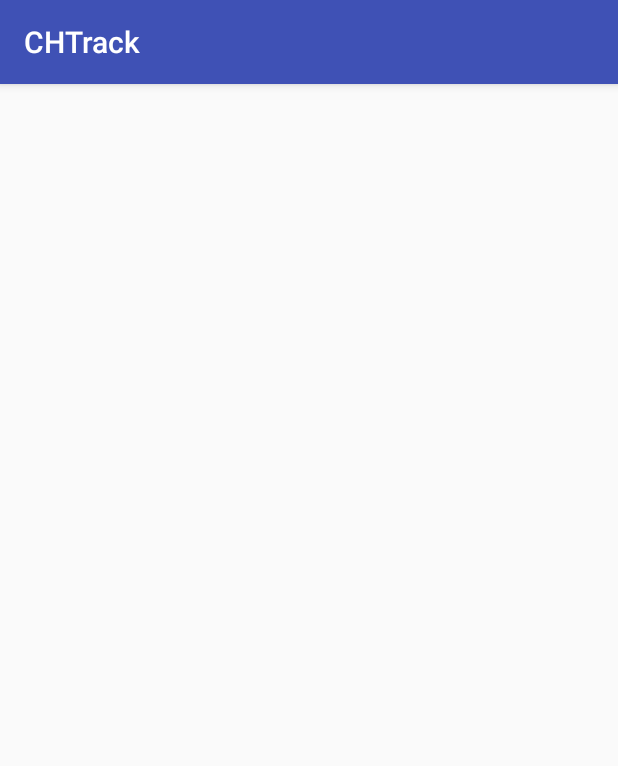
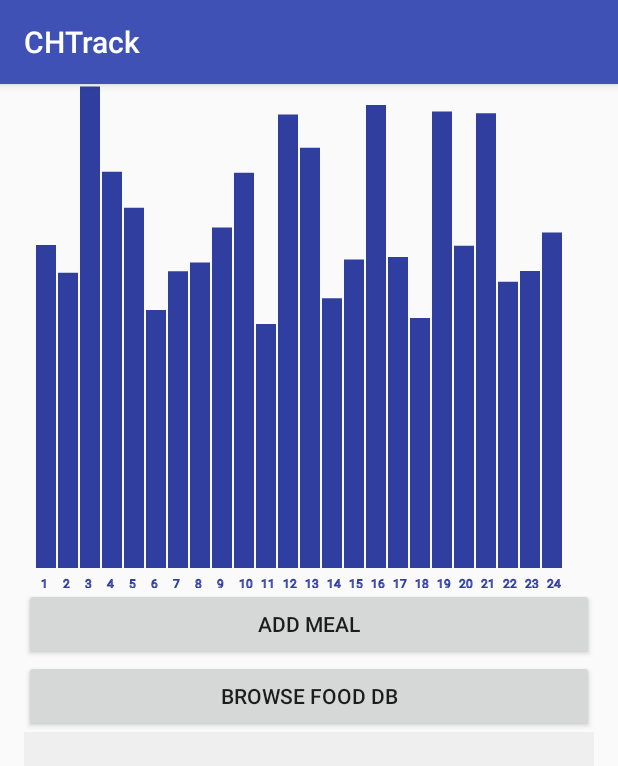
Before and after one commit to aowczarek/CHTrack, an Android app: the screen it shows after launch (MainActivity), on a phone screen of 412 x 824 dp. Shown: the top 766 px of the screen. Run offline under Robolectric (Android 15) with nearby library versions, the phone set to English and light mode, and no system bars; 1 statement that could not run was skipped.

Commit message:
minor changes

```diff
--- a/app/src/main/java/com/example/kilgore/chtrack/MainActivity.java
+++ b/app/src/main/java/com/example/kilgore/chtrack/MainActivity.java
@@ -47,11 +47,11 @@ public class MainActivity extends AppCompatActivity {
 
         while ( !cursor.isAfterLast()){
 
-            long id = cursor.getLong(0);
+            int id = cursor.getInt(0);
             String name = cursor.getString(cursor.getColumnIndex("name"));
             String carb = cursor.getString(cursor.getColumnIndex("carb"));
 
-            items.add(new Food(name, Float.parseFloat(carb)));
+            items.add(new Food(id, name, Float.parseFloat(carb)));
 
             cursor.moveToNext();
         }
--- /dev/null
+++ b/app/src/main/res/layout/activity_main.xml
@@ -0,0 +1,42 @@
+<?xml version="1.0" encoding="utf-8"?>
+<LinearLayout xmlns:android="http://schemas.android.com/apk/res/android"
+    xmlns:app="http://schemas.android.com/apk/res-auto"
+    xmlns:tools="http://schemas.android.com/tools"
+    android:layout_width="match_parent"
+    android:layout_height="match_parent"
+    android:paddingLeft="16dp"
+    android:paddingRight="16dp"
+    tools:context="com.example.kilgore.chtrack.MainActivity"
+    android:orientation="vertical">
+
+
+
+    <com.example.kilgore.chtrack.BarGraph
+        android:layout_width="match_parent"
+        android:layout_height="wrap_content"
+        android:layout_weight="1"
+        android:id="@+id/barGraph"/>
+
+    <Button
+        android:layout_width="match_parent"
+        android:layout_height="wrap_content"
+        android:layout_centerHorizontal="true"
+        android:text="Add meal"
+        android:id="@+id/button_addMeal"/>
+
+    <Button
+        android:layout_width="match_parent"
+        android:layout_height="wrap_content"
+        android:layout_centerHorizontal="true"
+        android:text="Browse Food DB"
+        android:id="@+id/button_browseDB"/>
+
+    <ListView
+        android:layout_width="match_parent"
+        android:layout_height="match_parent"
+        android:id="@+id/listview_food"
+        android:layout_weight="1"
+        android:background="#efefef"
+        />
+
+</LinearLayout>
```
